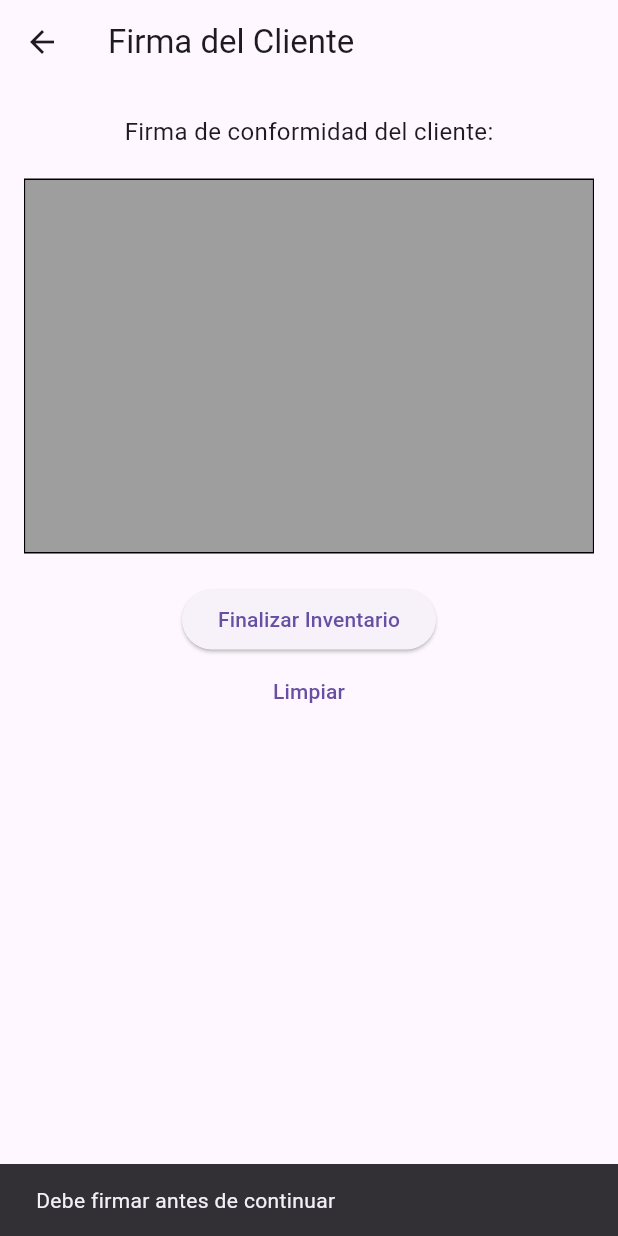
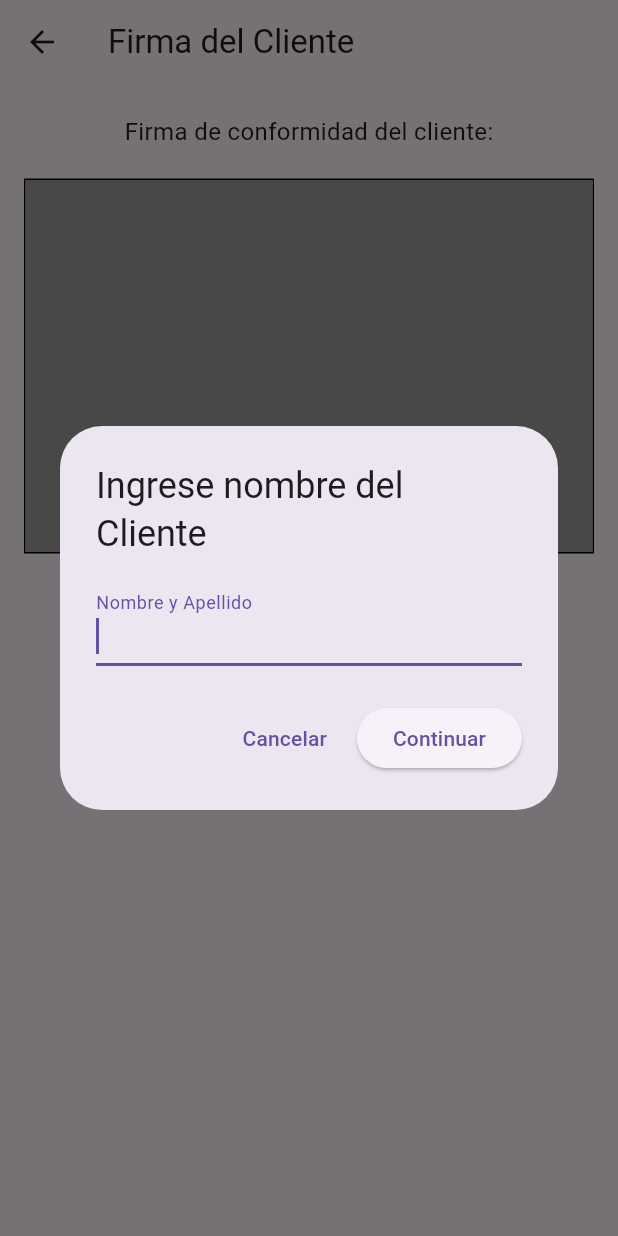
Before and after one commit to mario8799/mudanza_inventario, a Flutter app: the FirmaClienteScreen screen opened directly with empty values, after a tap on "Finalizar Inventario", on a phone screen of 412 x 824 dp. Run offline on Flutter 3.47's test engine with Material 3 defaults, Android fonts, the phone set to English and light mode, and no system bars; drawn by our look-alikes of signature; our stand-ins replace pdf, printing, sqflite; accounts and stored records are empty.

```diff
--- a/lib/screens/buscar_inventario_screen.dart
+++ b/lib/screens/buscar_inventario_screen.dart
@@ -4,7 +4,7 @@ import '../services/pdf_generator_service.dart';
 import 'package:intl/intl.dart';
 
 class BuscarInventarioScreen extends StatefulWidget {
-  const BuscarInventarioScreen({Key? key}) : super(key: key);
+  const BuscarInventarioScreen({super.key});
 
   @override
   State<BuscarInventarioScreen> createState() =>
--- a/lib/screens/create_inventario_screen.dart
+++ b/lib/screens/create_inventario_screen.dart
@@ -10,7 +10,7 @@ class CreateInventarioScreen extends StatefulWidget {
   final int? inventarioId;
 
   // 2. Insertamos TU línea aquí (reemplazando la anterior):
-  const CreateInventarioScreen({Key? key, this.inventarioId}) : super(key: key);
+  const CreateInventarioScreen({super.key, this.inventarioId});
 
   @override
   State<CreateInventarioScreen> createState() => _CreateInventarioScreenState();
--- a/lib/screens/eliminados_screen.dart
+++ b/lib/screens/eliminados_screen.dart
@@ -3,7 +3,7 @@ import 'package:intl/intl.dart';
 import '../database/database_helper.dart';
 
 class InventariosEliminadosScreen extends StatefulWidget {
-  const InventariosEliminadosScreen({Key? key}) : super(key: key);
+  const InventariosEliminadosScreen({super.key});
 
   @override
   State<InventariosEliminadosScreen> createState() =>
--- a/lib/screens/firma_cliente_screen.dart
+++ b/lib/screens/firma_cliente_screen.dart
@@ -18,11 +18,66 @@ class FirmaClienteScreen extends StatefulWidget {
 }
 
 class _FirmaClienteScreenState extends State<FirmaClienteScreen> {
+  String? nombreClienteFirma;
   final SignatureController _controller = SignatureController(
     penStrokeWidth: 3,
     penColor: Colors.black,
     exportBackgroundColor: Colors.white,
   );
+
+  @override
+void initState() {
+  super.initState();
+  WidgetsBinding.instance.addPostFrameCallback((_) async {
+    final nombre = await solicitarNombreFirma(
+      context,
+      "Ingrese nombre del Cliente",
+    );
+
+    if (nombre == null) {
+      Navigator.pop(context);
+    } else {
+      setState(() {
+        nombreClienteFirma = nombre;
+      });
+    }
+  });
+}
+
+
+Future<String?> solicitarNombreFirma(BuildContext context, String titulo) async {
+  TextEditingController controller = TextEditingController();
+
+  return await showDialog<String>(
+    context: context,
+    builder: (context) {
+      return AlertDialog(
+        title: Text(titulo),
+        content: TextField(
+          controller: controller,
+          decoration: const InputDecoration(
+            labelText: "Nombre y Apellido",
+          ),
+        ),
+        actions: [
+          TextButton(
+            onPressed: () => Navigator.pop(context),
+            child: const Text("Cancelar"),
+          ),
+          ElevatedButton(
+            onPressed: () {
+              if (controller.text.trim().isNotEmpty) {
+                Navigator.pop(context, controller.text.trim());
+              }
+            },
+            child: const Text("Continuar"),
+          ),
+        ],
+      );
+    },
+  );
+}
+
 
   Future<void> guardarFirma() async {
     if (_controller.isEmpty) {
@@ -55,7 +110,11 @@ class _FirmaClienteScreenState extends State<FirmaClienteScreen> {
       whereArgs: [widget.inventarioId],
     );
 
-    Navigator.pop(context, true);
+    Navigator.pop(context, {
+  "guardado": true,
+  "nombre": nombreClienteFirma,
+});
+
   }
 
   @override
```
Also changed, not shown: lib/screens/firma_operador_screen.dart (+66 -1 lines), lib/screens/inventario_screen.dart (+11 -5 lines), lib/services/pdf_generator_service.dart (+14 -3 lines), lib/services/pdf_service.dart (+159 -68 lines).
